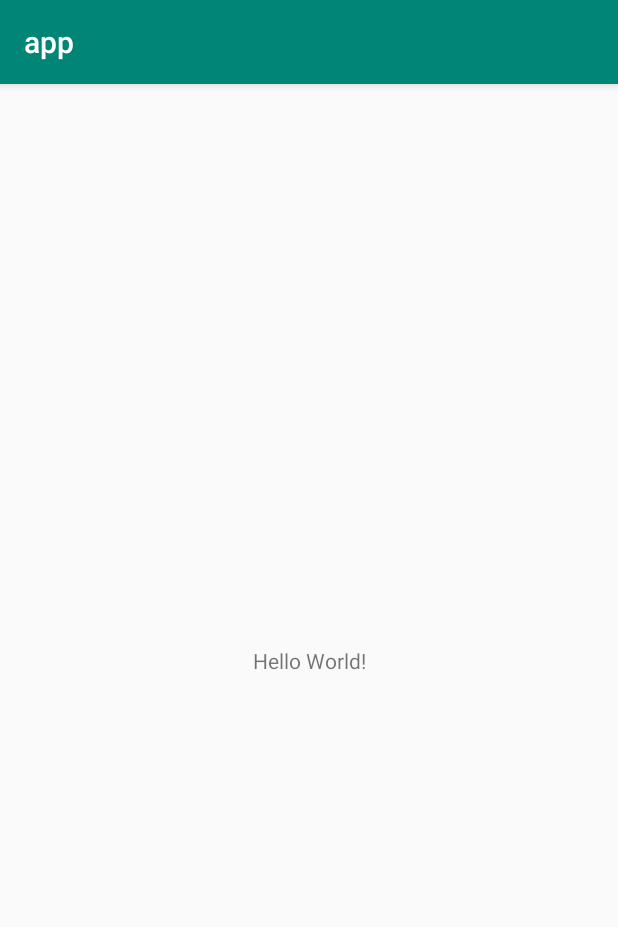
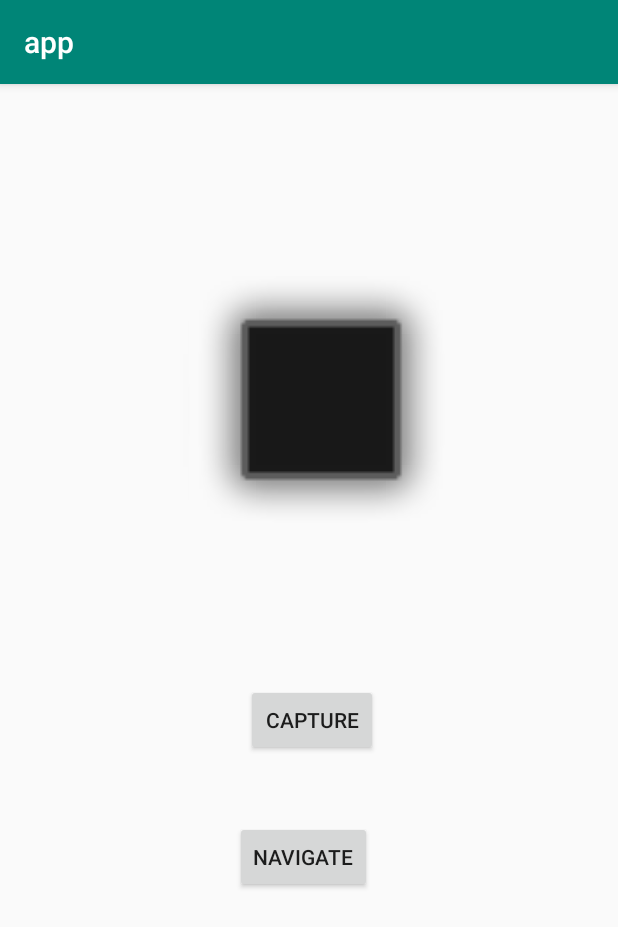
Before and after one commit to 10xHackers/AutoCred, an Android app: the screen it shows after launch (MainActivity), on a phone screen of 412 x 824 dp. Shown: the top 927 px of the screen. Run offline under Robolectric (Android 15) with nearby library versions, the phone set to English and light mode, and no system bars.

Commit message:
navigate button

```diff
--- a/app/app/src/main/AndroidManifest.xml
+++ b/app/app/src/main/AndroidManifest.xml
@@ -1,6 +1,7 @@
 <?xml version="1.0" encoding="utf-8"?>
 <manifest xmlns:android="http://schemas.android.com/apk/res/android"
     package="com.example.app">
+
 
     <application
         android:allowBackup="true"
--- a/app/app/src/main/java/com/example/app/MainActivity.java
+++ b/app/app/src/main/java/com/example/app/MainActivity.java
@@ -2,13 +2,57 @@ package com.example.app;
 
 import androidx.appcompat.app.AppCompatActivity;
 
+import android.Manifest;
+import android.app.Activity;
+import android.content.Intent;
+import android.graphics.Bitmap;
 import android.os.Bundle;
+import android.view.View;
+import android.widget.Button;
+import android.widget.ImageView;
 
- public class MainActivity extends AppCompatActivity {
+public class MainActivity extends AppCompatActivity {
+
+    private static final int CAMERA_REQUEST = 1888;
+    Button captureButton;
+    ImageView imageView;
+    Button navigateButton;
 
     @Override
     protected void onCreate(Bundle savedInstanceState) {
         super.onCreate(savedInstanceState);
         setContentView(R.layout.activity_main);
+
+        captureButton = findViewById(R.id.button1);
+        navigateButton = findViewById(R.id.button2);
+        imageView = findViewById(R.id.imageView1);
+
+        captureButton.setOnClickListener(new View.OnClickListener()
+        {
+            @Override
+            public void onClick(View v)
+            {
+                Intent cameraIntent = new Intent(android.provider.MediaStore.ACTION_IMAGE_CAPTURE);
+                startActivityForResult(cameraIntent, CAMERA_REQUEST);
+            }
+        });
+
+//        navigateButton.setOnClickListener(new View.OnClickListener() {
+//            @Override
+//            public void onClick(View view) {
+//                Intent intent = new Intent();
+//
+//            }
+//        });
+    }
+
+    @Override
+    protected void onActivityResult(int requestCode, int resultCode, Intent data)
+    {
+        if (requestCode == CAMERA_REQUEST && resultCode == Activity.RESULT_OK)
+        {
+            Bitmap photo = (Bitmap) data.getExtras().get("data");
+            imageView.setImageBitmap(photo);
+        }
     }
 }
--- a/app/app/src/main/res/layout/activity_main.xml
+++ b/app/app/src/main/res/layout/activity_main.xml
@@ -6,13 +6,45 @@
     android:layout_height="match_parent"
     tools:context=".MainActivity">
 
-    <TextView
+    <ImageView
+        android:id="@+id/imageView1"
+        android:layout_width="196dp"
+        android:layout_height="184dp"
+        android:layout_marginStart="100dp"
+        android:layout_marginTop="128dp"
+        android:layout_marginEnd="100dp"
+        android:layout_marginBottom="419dp"
+        app:layout_constraintBottom_toBottomOf="parent"
+        app:layout_constraintEnd_toEndOf="parent"
+        app:layout_constraintHorizontal_bias="1.0"
+        app:layout_constraintStart_toStartOf="parent"
+        app:layout_constraintTop_toTopOf="parent"
+        app:layout_constraintVertical_bias="0.0"
+        app:srcCompat="@android:drawable/alert_dark_frame" />
+
+    <Button
+        android:id="@+id/button1"
         android:layout_width="wrap_content"
         android:layout_height="wrap_content"
-        android:text="Hello World!"
-        app:layout_constraintBottom_toBottomOf="parent"
-        app:layout_constraintLeft_toLeftOf="parent"
-        app:layout_constraintRight_toRightOf="parent"
-        app:layout_constraintTop_toTopOf="parent" />
+        android:layout_marginStart="60dp"
+        android:layout_marginTop="88dp"
+        android:layout_marginEnd="160dp"
+        android:text="Capture"
+        app:layout_constraintEnd_toEndOf="parent"
+        app:layout_constraintHorizontal_bias="1.0"
+        app:layout_constraintStart_toStartOf="parent"
+        app:layout_constraintTop_toBottomOf="@+id/imageView1" />
+
+    <Button
+        android:id="@+id/button2"
+        android:layout_width="wrap_content"
+        android:layout_height="wrap_content"
+        android:layout_marginStart="158dp"
+        android:layout_marginTop="43dp"
+        android:layout_marginEnd="165dp"
+        android:text="Navigate"
+        app:layout_constraintEnd_toEndOf="parent"
+        app:layout_constraintStart_toStartOf="parent"
+        app:layout_constraintTop_toBottomOf="@+id/button1" />
 
 </androidx.constraintlayout.widget.ConstraintLayout>
```
